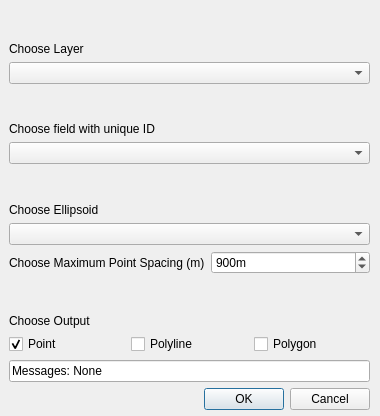
GeoscienceAustralia/GeodesicDensifier, file geodesic_densifier_dialog_base.ui: the form before one commit.
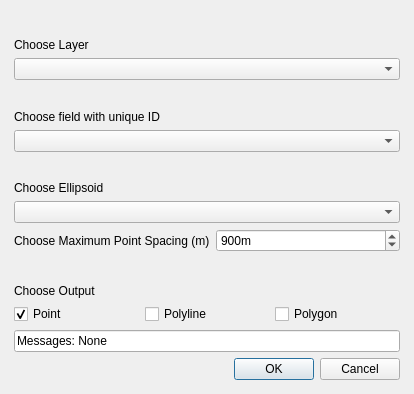
The form after the commit. Custom widgets are drawn as their Qt base class.

Commit message: form auto resizes

```diff
--- a/geodesic_densifier_dialog_base.ui
+++ b/geodesic_densifier_dialog_base.ui
@@ -6,24 +6,20 @@
    <rect>
     <x>0</x>
     <y>0</y>
-    <width>380</width>
-    <height>416</height>
+    <width>414</width>
+    <height>394</height>
    </rect>
   </property>
   <property name="windowTitle">
    <string>Geodesic Densifier</string>
   </property>
-  <widget class="QWidget" name="verticalLayoutWidget_6">
-   <property name="geometry">
-    <rect>
-     <x>9</x>
-     <y>9</y>
-     <width>361</width>
-     <height>401</height>
-    </rect>
-   </property>
-   <layout class="QVBoxLayout" name="verticalLayout">
-    <item>
+  <layout class="QGridLayout" name="gridLayout_2">
+   <item row="0" column="0">
+    <layout class="QGridLayout" name="gridLayout">
+     <property name="margin">
+      <number>3</number>
+     </property>
+     <item row="0" column="0">
      <layout class="QVBoxLayout" name="layerLayout">
       <item>
        <widget class="QLabel" name="layerLabel">
@@ -40,7 +36,7 @@
       </item>
      </layout>
     </item>
-    <item>
+     <item row="1" column="0">
      <layout class="QVBoxLayout" name="uidLayout">
       <item>
        <widget class="QLabel" name="label_3">
@@ -57,7 +53,7 @@
       </item>
      </layout>
     </item>
-    <item>
+     <item row="2" column="0">
      <layout class="QVBoxLayout" name="ellipsoidLayout">
       <item>
        <widget class="QLabel" name="label_2">
@@ -74,7 +70,7 @@
       </item>
      </layout>
     </item>
-    <item>
+     <item row="3" column="0">
      <layout class="QHBoxLayout" name="spacingLayout">
       <item>
        <widget class="QLabel" name="spacingLabel">
@@ -98,7 +94,7 @@
       </item>
      </layout>
     </item>
-    <item>
+     <item row="4" column="0">
      <layout class="QVBoxLayout" name="outputLayout">
       <item>
        <widget class="QLabel" name="label">
@@ -140,7 +136,7 @@
       </item>
      </layout>
     </item>
-    <item>
+     <item row="5" column="0">
      <layout class="QVBoxLayout" name="messageLayout">
       <item>
        <widget class="QLineEdit" name="messageBox">
@@ -151,7 +147,7 @@
       </item>
      </layout>
     </item>
-    <item>
+     <item row="6" column="0">
      <widget class="QDialogButtonBox" name="button_box">
       <property name="orientation">
        <enum>Qt::Horizontal</enum>
@@ -162,7 +158,8 @@
      </widget>
     </item>
    </layout>
-  </widget>
+   </item>
+  </layout>
  </widget>
  <customwidgets>
   <customwidget>
```
Lines whose indentation alone changed are shown as unchanged.
